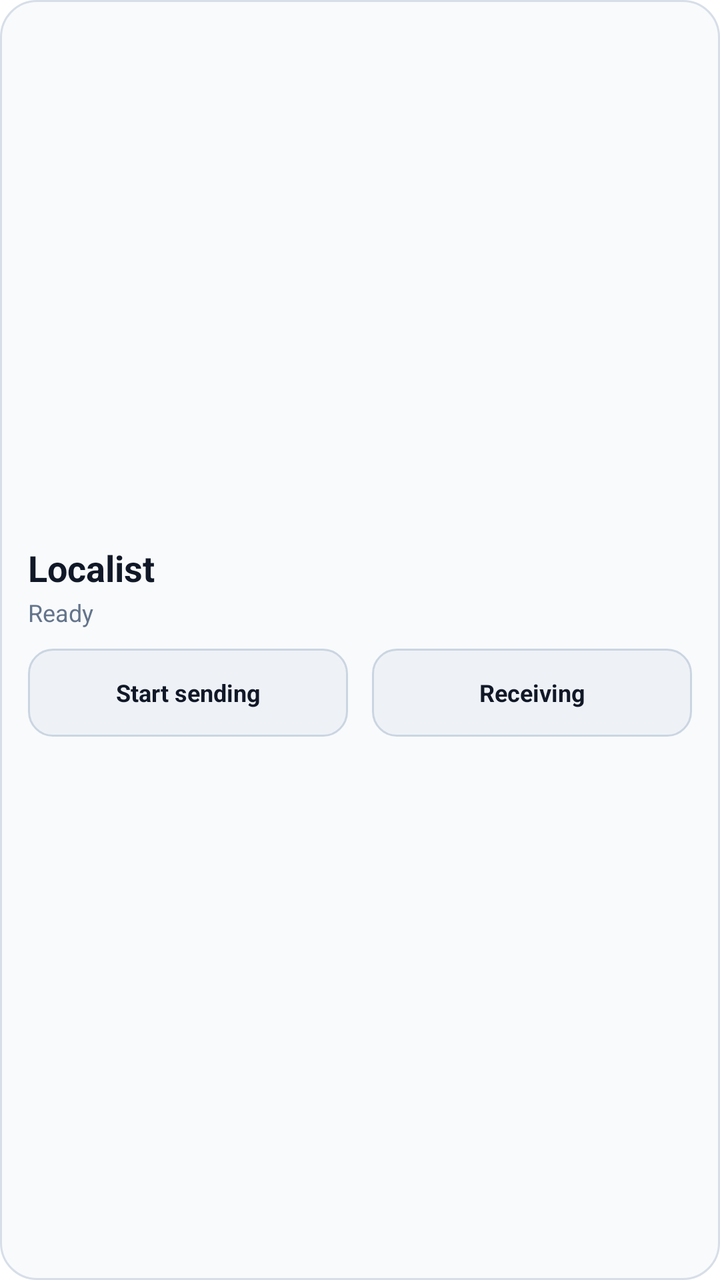
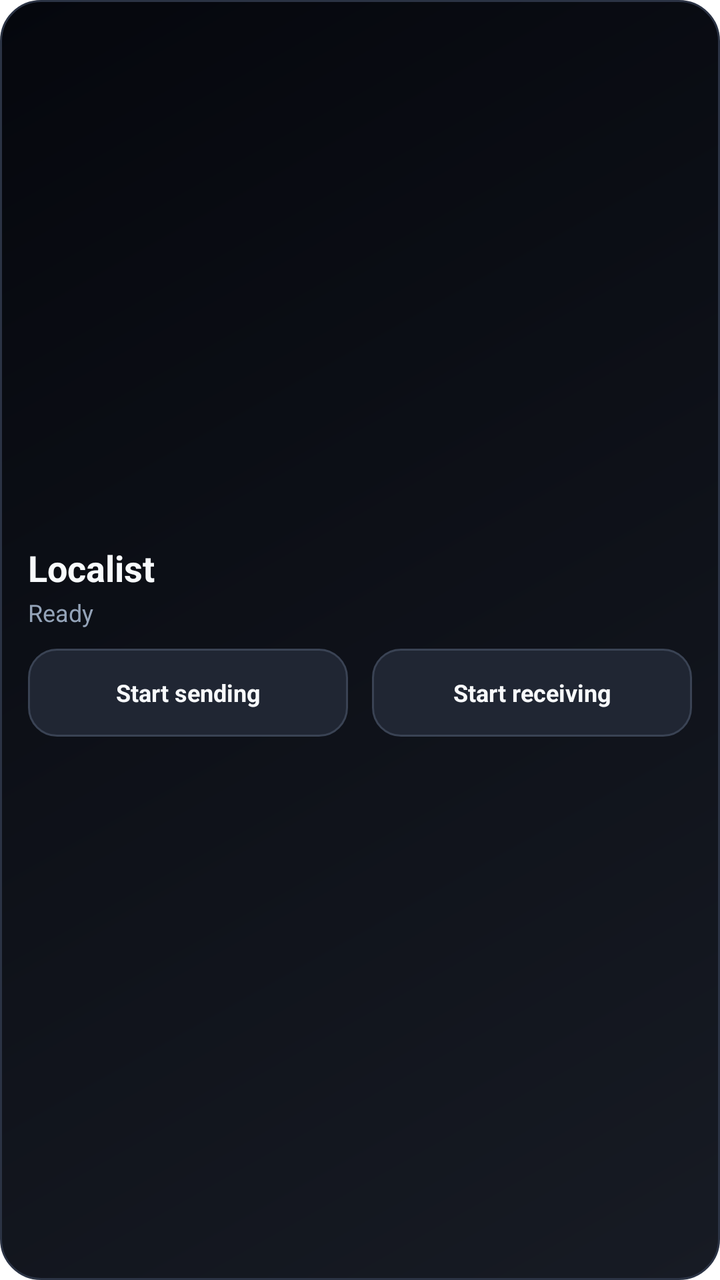

Screens rendered from an Android XML layout before and after an edit, with the pre-edit source and the edit as a unified diff.
<!-- AndroidManifest.xml: fallback theme Theme.MaterialComponents.DayNight.NoActionBar -->
<!-- res/layout/localist_widget.xml -->
<?xml version="1.0" encoding="utf-8"?>
<LinearLayout xmlns:android="http://schemas.android.com/apk/res/android"
    android:id="@+id/localist_widget_root"
    android:layout_width="match_parent"
    android:layout_height="match_parent"
    android:background="@drawable/localist_widget_background"
    android:gravity="center_vertical"
    android:orientation="vertical">

    <TextView
        android:id="@+id/localist_widget_title"
        android:layout_width="match_parent"
        android:layout_height="wrap_content"
        android:ellipsize="end"
        android:maxLines="1"
        android:text="Localist"
        android:textColor="#111827"
        android:textSize="18sp"
        android:textStyle="bold" />

    <TextView
        android:id="@+id/localist_widget_status"
        android:layout_width="match_parent"
        android:layout_height="wrap_content"
        android:layout_marginTop="2dp"
        android:ellipsize="end"
        android:maxLines="1"
        android:text="Ready"
        android:textColor="#64748B"
        android:textSize="12sp" />

    <LinearLayout
        android:layout_width="match_parent"
        android:layout_height="wrap_content"
        android:layout_marginTop="10dp"
        android:baselineAligned="false"
        android:orientation="horizontal">

        <TextView
            android:id="@+id/localist_widget_sending"
            android:layout_width="0dp"
            android:layout_height="44dp"
            android:layout_marginEnd="6dp"
            android:layout_weight="1"
            android:background="@drawable/localist_widget_button"
            android:ellipsize="end"
            android:gravity="center"
            android:maxLines="1"
            android:paddingHorizontal="8dp"
            android:text="Start sending"
            android:textColor="#111827"
            android:textSize="12sp"
            android:textStyle="bold" />

        <TextView
            android:id="@+id/localist_widget_receiving"
            android:layout_width="0dp"
            android:layout_height="44dp"
            android:layout_marginStart="6dp"
            android:layout_weight="1"
            android:background="@drawable/localist_widget_button"
            android:ellipsize="end"
            android:gravity="center"
            android:maxLines="1"
            android:paddingHorizontal="8dp"
            android:text="Receiving"
            android:textColor="#111827"
            android:textSize="12sp"
            android:textStyle="bold" />
    </LinearLayout>
</LinearLayout>
<!-- resources referenced by this layout -->
<resources>
  <!-- drawable localist_widget_background (drawable) -->
  <?xml version="1.0" encoding="utf-8"?>
  <shape xmlns:android="http://schemas.android.com/apk/res/android">
      <solid android:color="#F8FAFC" />
      <corners android:radius="18dp" />
      <stroke
          android:width="1dp"
          android:color="#D7DEE8" />
      <padding
          android:left="14dp"
          android:top="12dp"
          android:right="14dp"
          android:bottom="12dp" />
  </shape>
  <!-- drawable localist_widget_button (drawable) -->
  <?xml version="1.0" encoding="utf-8"?>
  <shape xmlns:android="http://schemas.android.com/apk/res/android">
      <solid android:color="#EEF2F7" />
      <corners android:radius="12dp" />
      <stroke
          android:width="1dp"
          android:color="#CBD5E1" />
  </shape>
</resources>

<!-- the commit's change to res/layout/localist_widget.xml (unified diff, before → after) -->
@@ -14,7 +14,7 @@
         android:ellipsize="end"
         android:maxLines="1"
         android:text="Localist"
-        android:textColor="#111827"
+        android:textColor="#F8FAFC"
         android:textSize="18sp"
         android:textStyle="bold" />
 
@@ -26,7 +26,7 @@
         android:ellipsize="end"
         android:maxLines="1"
         android:text="Ready"
-        android:textColor="#64748B"
+        android:textColor="#94A3B8"
         android:textSize="12sp" />
 
     <LinearLayout
@@ -48,7 +48,7 @@
             android:maxLines="1"
             android:paddingHorizontal="8dp"
             android:text="Start sending"
-            android:textColor="#111827"
+            android:textColor="#F8FAFC"
             android:textSize="12sp"
             android:textStyle="bold" />
 
@@ -63,8 +63,8 @@
             android:gravity="center"
             android:maxLines="1"
             android:paddingHorizontal="8dp"
-            android:text="Receiving"
-            android:textColor="#111827"
+            android:text="Start receiving"
+            android:textColor="#F8FAFC"
             android:textSize="12sp"
             android:textStyle="bold" />
     </LinearLayout>
<!-- resource entries referenced after the edit -->
@@ -3,11 +3,14 @@
   <!-- drawable localist_widget_background (drawable) -->
   <?xml version="1.0" encoding="utf-8"?>
   <shape xmlns:android="http://schemas.android.com/apk/res/android">
-      <solid android:color="#F8FAFC" />
-      <corners android:radius="18dp" />
+      <gradient
+          android:angle="135"
+          android:endColor="#05070D"
+          android:startColor="#171B24" />
+      <corners android:radius="20dp" />
       <stroke
           android:width="1dp"
-          android:color="#D7DEE8" />
+          android:color="#2B3344" />
       <padding
           android:left="14dp"
           android:top="12dp"
@@ -17,11 +20,11 @@
   <!-- drawable localist_widget_button (drawable) -->
   <?xml version="1.0" encoding="utf-8"?>
   <shape xmlns:android="http://schemas.android.com/apk/res/android">
-      <solid android:color="#EEF2F7" />
-      <corners android:radius="12dp" />
+      <solid android:color="#202633" />
+      <corners android:radius="14dp" />
       <stroke
           android:width="1dp"
-          android:color="#CBD5E1" />
+          android:color="#3A4354" />
   </shape>
 </resources>
 
